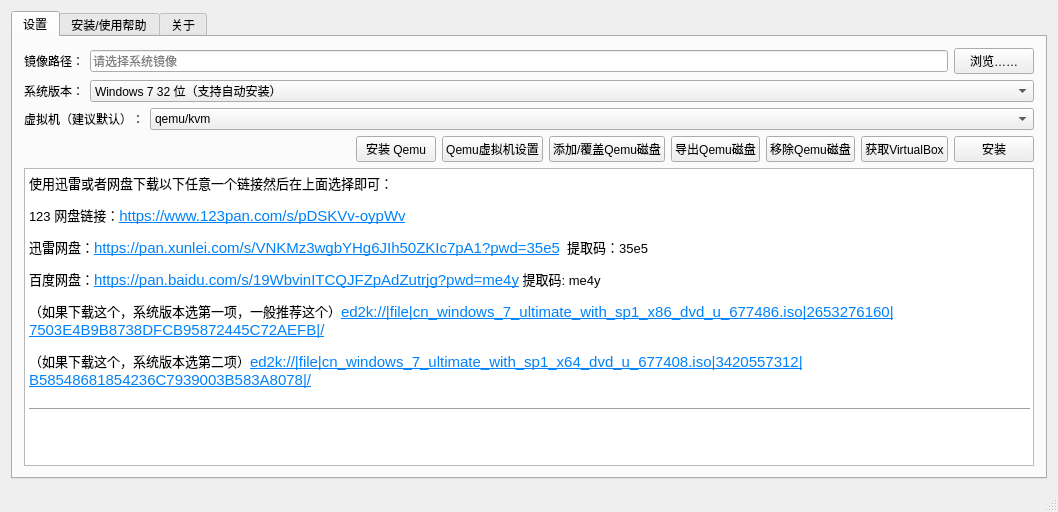
Old version of the form VM-source/mainwindow.ui in the repository gfdgd-xi/deep-wine-runner.
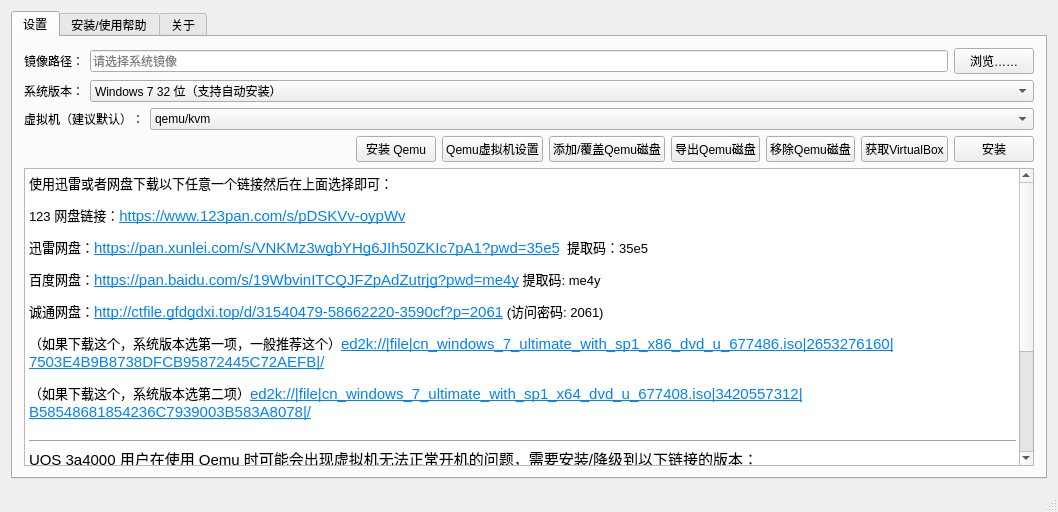
New version of the form. Icons and pictures are not drawn.

Commit message: 修改安装器文本提示

```diff
--- a/VM-source/mainwindow.ui
+++ b/VM-source/mainwindow.ui
@@ -229,9 +229,19 @@
 &lt;p style=&quot; margin-top:12px; margin-bottom:12px; margin-left:0px; margin-right:0px; -qt-block-indent:0; text-indent:0px;&quot;&gt;&lt;span style=&quot; font-size:10pt;&quot;&gt;123 网盘链接：&lt;/span&gt;&lt;a href=&quot;https://www.123pan.com/s/pDSKVv-oypWv&quot;&gt;&lt;span style=&quot; font-size:11pt; text-decoration: underline; color:#0082fa;&quot;&gt;https://www.123pan.com/s/pDSKVv-oypWv&lt;/span&gt;&lt;/a&gt;&lt;/p&gt;
 &lt;p style=&quot; margin-top:12px; margin-bottom:12px; margin-left:0px; margin-right:0px; -qt-block-indent:0; text-indent:0px;&quot;&gt;&lt;span style=&quot; font-size:10pt;&quot;&gt;迅雷网盘：&lt;/span&gt;&lt;a href=&quot;https://pan.xunlei.com/s/VNKMz3wgbYHg6JIh50ZKIc7pA1?pwd=35e5&quot;&gt;&lt;span style=&quot; font-size:11pt; text-decoration: underline; color:#0082fa;&quot;&gt;https://pan.xunlei.com/s/VNKMz3wgbYHg6JIh50ZKIc7pA1?pwd=35e5&lt;/span&gt;&lt;/a&gt;&lt;span style=&quot; font-size:10pt;&quot;&gt;  提取码：35e5&lt;/span&gt;&lt;/p&gt;
 &lt;p style=&quot; margin-top:12px; margin-bottom:12px; margin-left:0px; margin-right:0px; -qt-block-indent:0; text-indent:0px;&quot;&gt;&lt;span style=&quot; font-size:10pt;&quot;&gt;百度网盘：&lt;/span&gt;&lt;a href=&quot;https://pan.baidu.com/s/19WbvinITCQJFZpAdZutrjg?pwd=me4y&quot;&gt;&lt;span style=&quot; font-size:11pt; text-decoration: underline; color:#0082fa;&quot;&gt;https://pan.baidu.com/s/19WbvinITCQJFZpAdZutrjg?pwd=me4y&lt;/span&gt;&lt;/a&gt;&lt;span style=&quot; font-size:10pt;&quot;&gt; 提取码: me4y&lt;/span&gt;&lt;/p&gt;
+&lt;p style=&quot; margin-top:12px; margin-bottom:12px; margin-left:0px; margin-right:0px; -qt-block-indent:0; text-indent:0px;&quot;&gt;&lt;span style=&quot; font-size:10pt;&quot;&gt;诚通网盘：&lt;/span&gt;&lt;a href=&quot;http://ctfile.gfdgdxi.top/d/31540479-58662220-3590cf?p=2061&quot;&gt;&lt;span style=&quot; font-size:11pt; text-decoration: underline; color:#0082fa;&quot;&gt;http://ctfile.gfdgdxi.top/d/31540479-58662220-3590cf?p=2061&lt;/span&gt;&lt;/a&gt;&lt;span style=&quot; font-size:10pt;&quot;&gt; (访问密码: 2061)&lt;/span&gt;&lt;/p&gt;
 &lt;p style=&quot; margin-top:12px; margin-bottom:12px; margin-left:0px; margin-right:0px; -qt-block-indent:0; text-indent:0px;&quot;&gt;&lt;span style=&quot; font-size:10pt;&quot;&gt;（如果下载这个，系统版本选第一项，一般推荐这个）&lt;/span&gt;&lt;a href=&quot;ed2k://|file|cn_windows_7_ultimate_with_sp1_x86_dvd_u_677486.iso|2653276160|7503E4B9B8738DFCB95872445C72AEFB|/&quot;&gt;&lt;span style=&quot; font-size:11pt; text-decoration: underline; color:#0082fa;&quot;&gt;ed2k://|file|cn_windows_7_ultimate_with_sp1_x86_dvd_u_677486.iso|2653276160|7503E4B9B8738DFCB95872445C72AEFB|/&lt;/span&gt;&lt;/a&gt;&lt;/p&gt;
 &lt;p style=&quot; margin-top:12px; margin-bottom:12px; margin-left:0px; margin-right:0px; -qt-block-indent:0; text-indent:0px;&quot;&gt;&lt;span style=&quot; font-size:10pt;&quot;&gt;（如果下载这个，系统版本选第二项）&lt;/span&gt;&lt;a href=&quot;ed2k://|file|cn_windows_7_ultimate_with_sp1_x64_dvd_u_677408.iso|3420557312|B58548681854236C7939003B583A8078|/&quot;&gt;&lt;span style=&quot; font-size:11pt; text-decoration: underline; color:#0082fa;&quot;&gt;ed2k://|file|cn_windows_7_ultimate_with_sp1_x64_dvd_u_677408.iso|3420557312|B58548681854236C7939003B583A8078|/&lt;/span&gt;&lt;/a&gt;&lt;/p&gt;
-&lt;hr /&gt;&lt;/body&gt;&lt;/html&gt;<br/><p>UOS 3a4000 用户需要安装 Debian10 原版的 Qemu，下载链接：</p></string>
+&lt;hr /&gt;
+&lt;p style=&quot; margin-top:0px; margin-bottom:0px; margin-left:0px; margin-right:0px; -qt-block-indent:0; text-indent:0px;&quot;&gt;&lt;span style=&quot; font-size:11pt;&quot;&gt;UOS 3a4000 用户在使用 Qemu 时可能会出现虚拟机无法正常开机的问题，需要安装/降级到以下链接的版本：&lt;/span&gt;&lt;/p&gt;
+&lt;p style=&quot; margin-top:0px; margin-bottom:0px; margin-left:0px; margin-right:0px; -qt-block-indent:0; text-indent:0px;&quot;&gt;&lt;span style=&quot; font-size:11pt;&quot;&gt;蓝奏云：&lt;/span&gt;&lt;a href=&quot;https://gfdgdxi.lanzoue.com/b01rk9wza&quot;&gt;&lt;span style=&quot; font-size:11pt; text-decoration: underline; color:#0082fa;&quot;&gt;https://gfdgdxi.lanzoue.com/b01rk9wza&lt;/span&gt;&lt;/a&gt;&lt;span style=&quot; font-size:11pt;&quot;&gt; 密码:6wvf&lt;/span&gt;&lt;/p&gt;
+&lt;p style=&quot; margin-top:0px; margin-bottom:0px; margin-left:0px; margin-right:0px; -qt-block-indent:0; text-indent:0px;&quot;&gt;&lt;span style=&quot; font-size:11pt;&quot;&gt;诚通网盘：&lt;/span&gt;&lt;a href=&quot;http://ctfile.gfdgdxi.top/d/31540479-58662214-c46520?p=2061&quot;&gt;&lt;span style=&quot; font-size:11pt; text-decoration: underline; color:#0082fa;&quot;&gt;http://ctfile.gfdgdxi.top/d/31540479-58662214-c46520?p=2061&lt;/span&gt;&lt;/a&gt;&lt;span style=&quot; font-size:11pt;&quot;&gt; (访问密码: 2061)&lt;/span&gt;&lt;/p&gt;
+&lt;hr /&gt;
+&lt;p style=&quot; margin-top:0px; margin-bottom:0px; margin-left:0px; margin-right:0px; -qt-block-indent:0; text-indent:0px;&quot;&gt;&lt;span style=&quot; font-size:11pt; font-weight:600;&quot;&gt;常用 Windows 软件：&lt;/span&gt;&lt;/p&gt;
+&lt;p style=&quot; margin-top:0px; margin-bottom:0px; margin-left:0px; margin-right:0px; -qt-block-indent:0; text-indent:0px;&quot;&gt;&lt;span style=&quot; font-size:11pt;&quot;&gt;百度网盘：链接: &lt;/span&gt;&lt;a href=&quot;https://pan.baidu.com/s/1D1NSy7k7XBnOZL_tNTnG6g?pwd=7s2p&quot;&gt;&lt;span style=&quot; font-size:11pt; text-decoration: underline; color:#0082fa;&quot;&gt;https://pan.baidu.com/s/1D1NSy7k7XBnOZL_tNTnG6g?pwd=7s2p&lt;/span&gt;&lt;/a&gt;&lt;span style=&quot; font-size:11pt;&quot;&gt; 提取码: 7s2p &lt;/span&gt;&lt;/p&gt;
+&lt;p style=&quot; margin-top:0px; margin-bottom:0px; margin-left:0px; margin-right:0px; -qt-block-indent:0; text-indent:0px;&quot;&gt;&lt;span style=&quot; font-size:11pt;&quot;&gt;诚通网盘：&lt;/span&gt;&lt;a href=&quot;http://ctfile.gfdgdxi.top/d/31540479-58659214-0732a8?p=2061&quot;&gt;&lt;span style=&quot; font-size:11pt; text-decoration: underline; color:#0082fa;&quot;&gt;http://ctfile.gfdgdxi.top/d/31540479-58659214-0732a8?p=2061&lt;/span&gt;&lt;/a&gt;&lt;span style=&quot; font-size:11pt;&quot;&gt; (访问密码: 2061)&lt;/span&gt;&lt;/p&gt;
+&lt;p style=&quot; margin-top:0px; margin-bottom:0px; margin-left:0px; margin-right:0px; -qt-block-indent:0; text-indent:0px;&quot;&gt;&lt;span style=&quot; font-size:11pt;&quot;&gt;123网盘：&lt;/span&gt;&lt;a href=&quot;https://www.123pan.com/s/pDSKVv-uCBWv.html&quot;&gt;&lt;span style=&quot; font-size:11pt; text-decoration: underline; color:#0082fa;&quot;&gt;https://www.123pan.com/s/pDSKVv-uCBWv.html&lt;/span&gt;&lt;/a&gt;&lt;/p&gt;
+&lt;hr /&gt;&lt;/body&gt;&lt;/html&gt;</string>
           </property>
           <property name="openLinks">
            <bool>false</bool>
```
The commit also changes 3 other files.
